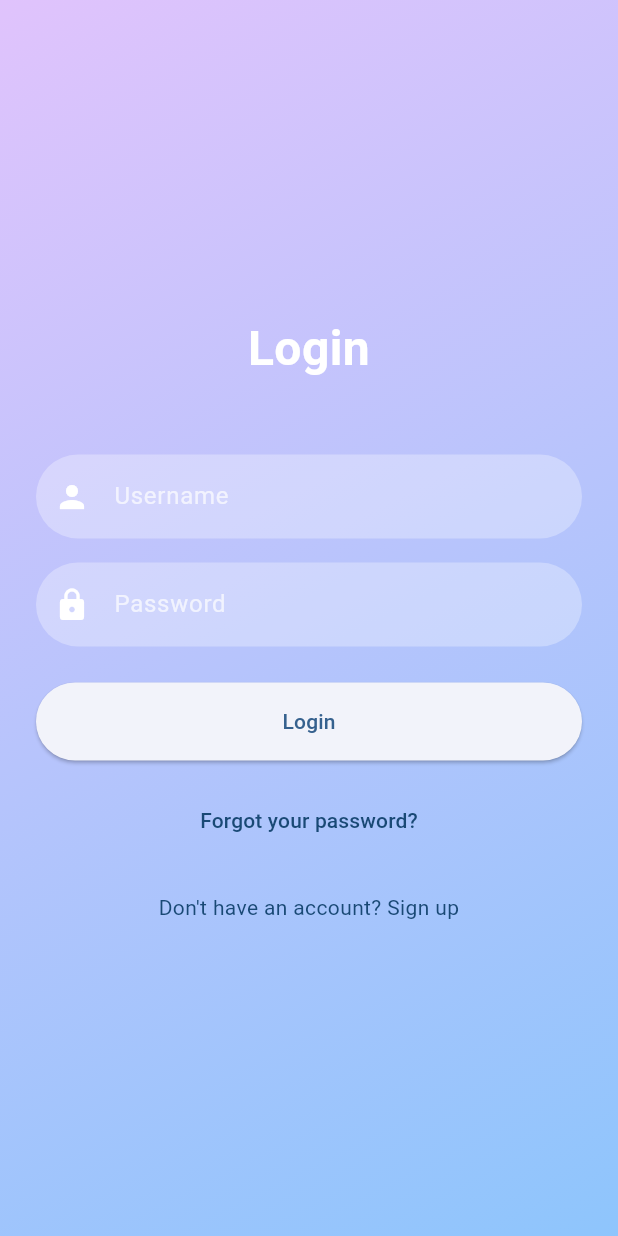
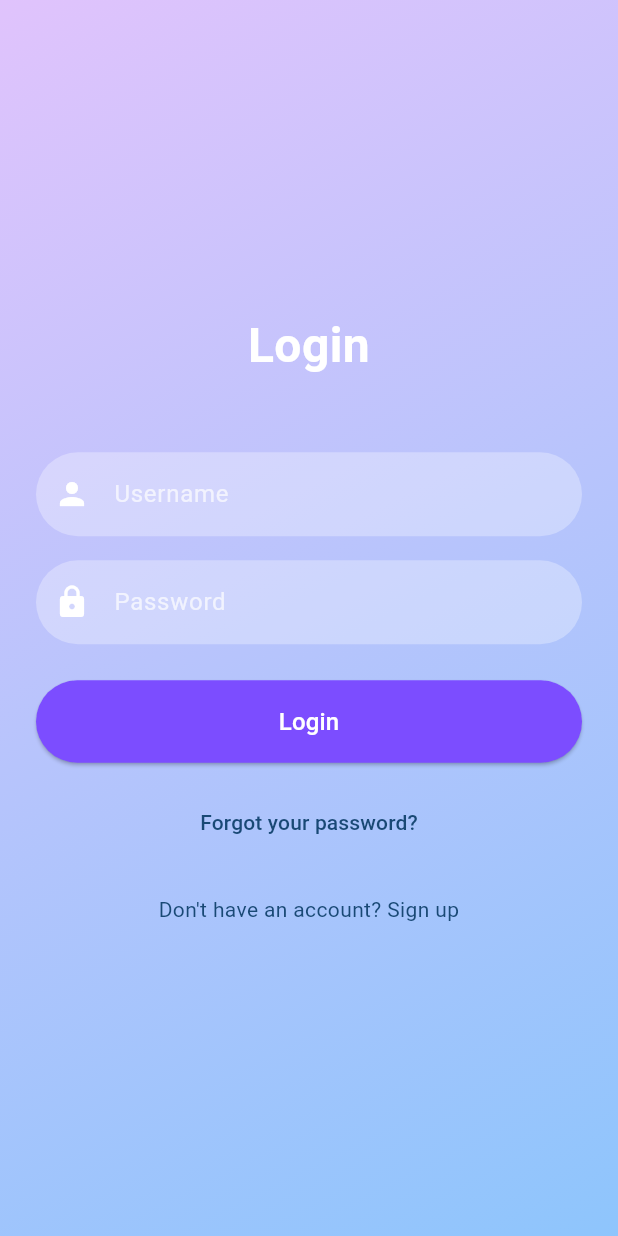
Before and after one commit to Eizen94/uts_2023130033, a Flutter app: the screen it shows after launch, on a phone screen of 412 x 824 dp. Run offline on Flutter 3.47's test engine with Material 3 defaults, Android fonts, the phone set to English and light mode, and no system bars.

Commit message:
Project untuk UTS PPB - Nikolaus Franz - 2023130033

```diff
--- a/lib/login_screen.dart
+++ b/lib/login_screen.dart
@@ -88,12 +88,14 @@ class _LoginScreenState extends State<LoginScreen> {
                     );
                   },
                   style: ElevatedButton.styleFrom(
+                    foregroundColor: Colors.white,
+                    backgroundColor: const Color(0xFF7C4Dff),
                     padding: const EdgeInsets.symmetric(vertical: 16),
                     shape: RoundedRectangleBorder(
                       borderRadius: BorderRadius.circular(30),
                     ),
                   ),
-                  child: const Text('Login'),
+                  child: const Text('Login', style: TextStyle(fontSize: 16)),
                 ),
                 const SizedBox(height: 16.0),
                 TextButton(
```
